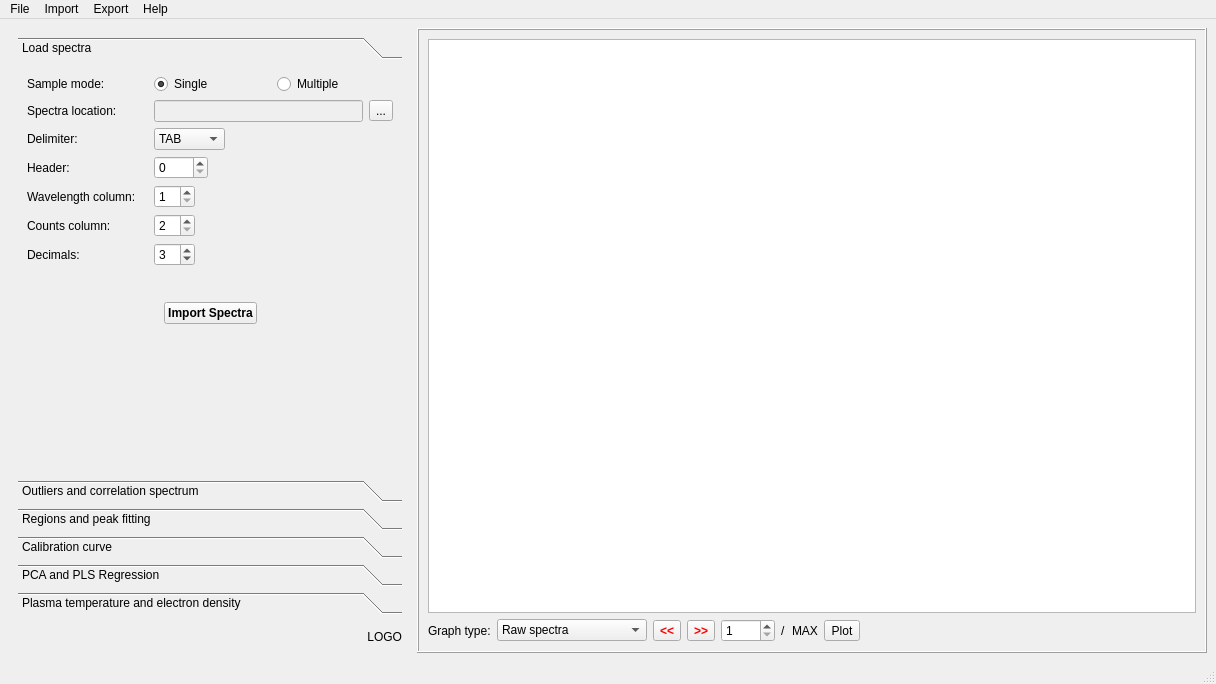
Above: pic/libssa.ui from kstenio/libssa before the change. Below: the same form after it.
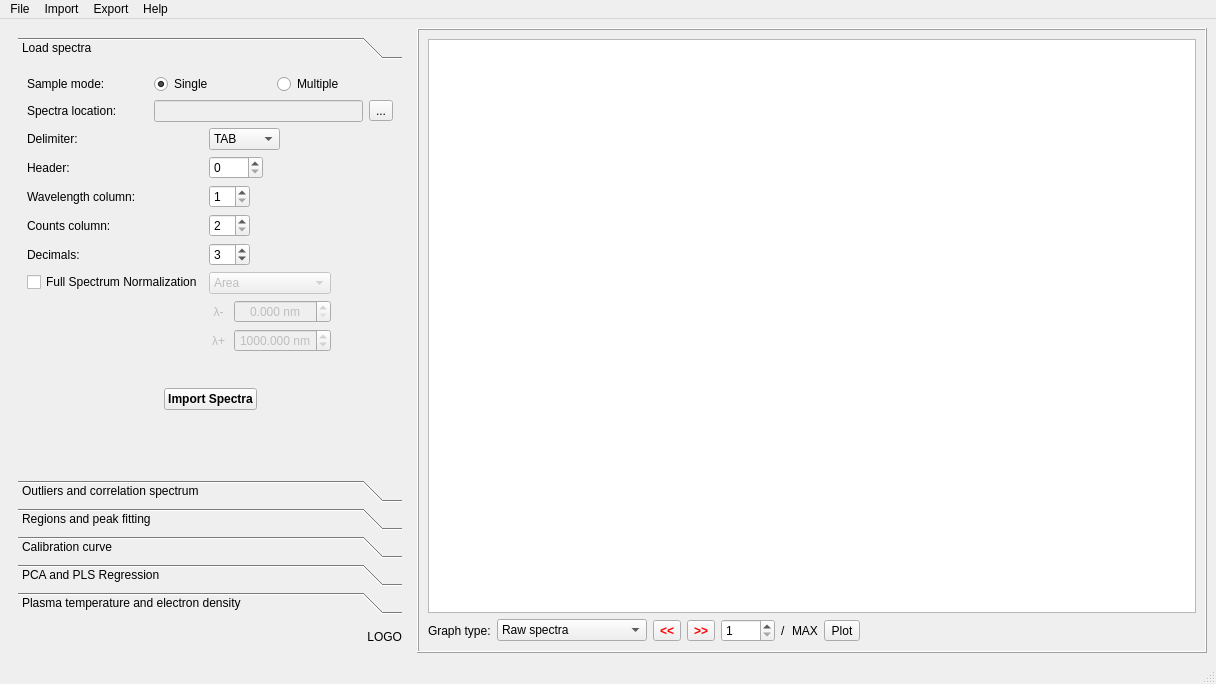
That is the form after the change. Icons and pictures are not drawn. Custom widgets are drawn as their Qt base class.

Diff of the .ui file:
```diff
--- a/pic/libssa.ui
+++ b/pic/libssa.ui
@@ -55,7 +55,7 @@
               <x>0</x>
               <y>0</y>
               <width>382</width>
-              <height>384</height>
+              <height>393</height>
              </rect>
             </property>
             <attribute name="label">
@@ -270,6 +270,130 @@
                  </property>
                 </widget>
                </item>
+               <item row="5" column="0">
+                <widget class="QCheckBox" name="p1cBox1">
+                 <property name="text">
+                  <string>Full Spectrum Normalization</string>
+                 </property>
+                </widget>
+               </item>
+               <item row="5" column="1">
+                <layout class="QVBoxLayout" name="p1vL1">
+                 <item>
+                  <widget class="QComboBox" name="p1cB2">
+                   <property name="enabled">
+                    <bool>false</bool>
+                   </property>
+                   <item>
+                    <property name="text">
+                     <string>Area</string>
+                    </property>
+                   </item>
+                   <item>
+                    <property name="text">
+                     <string>Norm</string>
+                    </property>
+                   </item>
+                   <item>
+                    <property name="text">
+                     <string>Max. Value</string>
+                    </property>
+                   </item>
+                   <item>
+                    <property name="text">
+                     <string>Internal Standard</string>
+                    </property>
+                   </item>
+                  </widget>
+                 </item>
+                 <item>
+                  <layout class="QGridLayout" name="p1gL1">
+                   <item row="0" column="0">
+                    <widget class="QLabel" name="p1lB8">
+                     <property name="enabled">
+                      <bool>false</bool>
+                     </property>
+                     <property name="text">
+                      <string>λ-</string>
+                     </property>
+                     <property name="alignment">
+                      <set>Qt::AlignCenter</set>
+                     </property>
+                    </widget>
+                   </item>
+                   <item row="0" column="1">
+                    <widget class="QDoubleSpinBox" name="p1dsB1">
+                     <property name="enabled">
+                      <bool>false</bool>
+                     </property>
+                     <property name="alignment">
+                      <set>Qt::AlignCenter</set>
+                     </property>
+                     <property name="keyboardTracking">
+                      <bool>false</bool>
+                     </property>
+                     <property name="suffix">
+                      <string> nm</string>
+                     </property>
+                     <property name="decimals">
+                      <number>3</number>
+                     </property>
+                     <property name="maximum">
+                      <double>1500.000000000000000</double>
+                     </property>
+                     <property name="singleStep">
+                      <double>0.001000000000000</double>
+                     </property>
+                     <property name="value">
+                      <double>0.000000000000000</double>
+                     </property>
+                    </widget>
+                   </item>
+                   <item row="1" column="0">
+                    <widget class="QLabel" name="p1lB9">
+                     <property name="enabled">
+                      <bool>false</bool>
+                     </property>
+                     <property name="text">
+                      <string>λ+</string>
+                     </property>
+                     <property name="alignment">
+                      <set>Qt::AlignCenter</set>
+                     </property>
+                    </widget>
+                   </item>
+                   <item row="1" column="1">
+                    <widget class="QDoubleSpinBox" name="p1dsB2">
+                     <property name="enabled">
+                      <bool>false</bool>
+                     </property>
+                     <property name="alignment">
+                      <set>Qt::AlignCenter</set>
+                     </property>
+                     <property name="keyboardTracking">
+                      <bool>false</bool>
+                     </property>
+                     <property name="suffix">
+                      <string> nm</string>
+                     </property>
+                     <property name="decimals">
+                      <number>3</number>
+                     </property>
+                     <property name="maximum">
+                      <double>1500.000000000000000</double>
+                     </property>
+                     <property name="singleStep">
+                      <double>0.001000000000000</double>
+                     </property>
+                     <property name="value">
+                      <double>1000.000000000000000</double>
+                     </property>
+                    </widget>
+                   </item>
+                  </layout>
+                 </item>
+                </layout>
+               </item>
               </layout>
              </item>
              <item>
@@ -307,7 +431,6 @@
                 <widget class="QPushButton" name="p1pB1">
                  <property name="font">
                   <font>
-                   <weight>75</weight>
                    <bold>true</bold>
                   </font>
                  </property>
```
Left out of the diff: 26 changed lines with no effect on the pictures.
